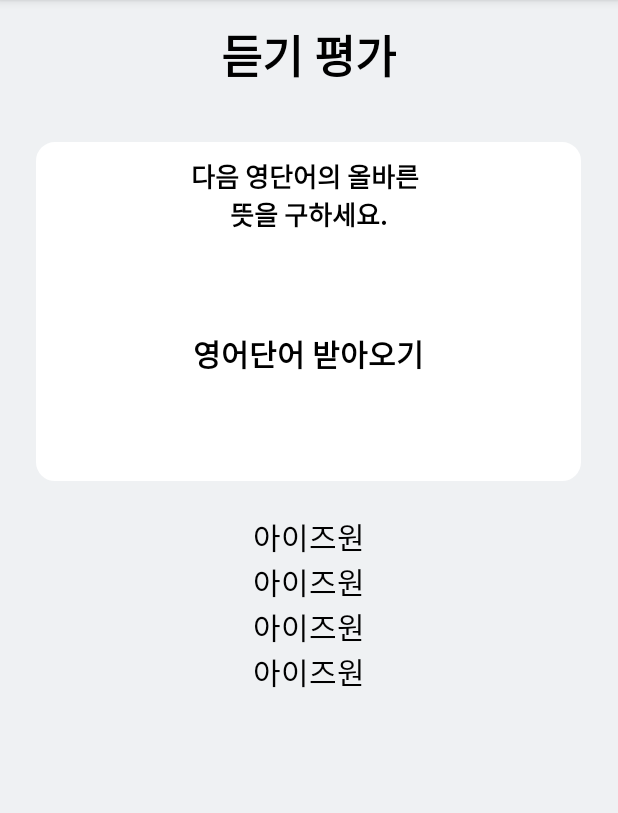
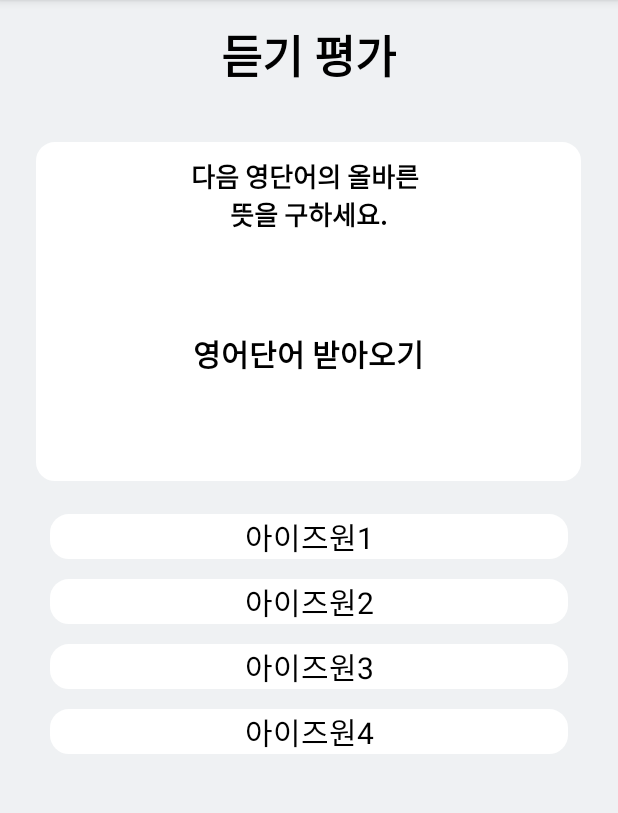
Before and after one commit to youhavetopay/android_project-English_System, an Android app: the screen it shows after launch (MainActivity), on a phone screen of 412 x 824 dp, the part 84-897 px from its top. Run offline under Robolectric (Android 15) with nearby library versions, the phone set to English and light mode, and no system bars.

Commit message:
객관식화면
객관식 답 디자인 설정 및 클릭 이벤트 설정

```diff
--- a/multiple_choice/app/src/main/java/com/example/multiple_choice/MainActivity.java
+++ b/multiple_choice/app/src/main/java/com/example/multiple_choice/MainActivity.java
@@ -1,13 +1,17 @@
 package com.example.multiple_choice;
 
 import androidx.appcompat.app.AppCompatActivity;
+import androidx.core.content.ContextCompat;
 
+import android.content.Context;
 import android.graphics.Color;
 import android.os.Bundle;
 import android.view.Gravity;
+import android.view.View;
 import android.view.ViewGroup;
 import android.widget.LinearLayout;
 import android.widget.TextView;
+import android.widget.Toast;
 
 public class MainActivity extends AppCompatActivity {
 
@@ -26,8 +30,10 @@ public class MainActivity extends AppCompatActivity {
 
         parent_option = (LinearLayout) findViewById(R.id.parent_option);
         for(int i = 0;i<4;i++){ // 여기서 생성되는 갯수 조정 밎 단어 조정
-            create_textview("아이즈원");
+            create_text_view("아이즈원"+ (i+1), i);
         }
+
+
 
     }
 
@@ -35,18 +41,53 @@ public class MainActivity extends AppCompatActivity {
      * 영어단어 작을 때도 유동적으로 하기 위해 그때 그때 TextView 생성
      *
      * **/
-    public void create_textview(String a){
+    public void create_text_view(String a, int i){
         TextView view = new TextView(this);
         view.setText(a);
         view.setTextSize(FONT_SIZE);
         view.setTextColor(Color.BLACK);
+        view.setBackgroundResource(R.drawable.border_radius);
+        view.setGravity(Gravity.CENTER);
+        view.setTag(i);                    // 여기까지 TextView 설정(글자색, 폰트크기 등등)
+        view.setOnClickListener(problem_text);    // 각각의 TextView의 클릭 이벤트 설정
 
         LinearLayout.LayoutParams p = new LinearLayout.LayoutParams(
-                ViewGroup.LayoutParams.WRAP_CONTENT,
+                ViewGroup.LayoutParams.MATCH_PARENT,
                 ViewGroup.LayoutParams.WRAP_CONTENT);
         p.gravity = Gravity.CENTER;
+        p.setMargins(50, 0 ,50, 20);
         view.setLayoutParams(p);
 
         parent_option.addView(view);
     }
+
+    /**
+     *   각각의 객관식 답의 클릭 이벤트 설정  0(1번) ~ 3(4번)
+     */
+    private View.OnClickListener problem_text = new View.OnClickListener() {
+        @Override
+        public void onClick(View v) {
+            int view_tag = (Integer)v.getTag();
+            switch (view_tag){
+                case 0:
+                    Toast.makeText(getApplicationContext(), "1번 답 고름", Toast.LENGTH_SHORT).show();
+                    break;
+
+                case 1:
+                    Toast.makeText(getApplicationContext(), "2번 답 고름", Toast.LENGTH_SHORT).show();
+                    break;
+
+                case 2:
+                    Toast.makeText(getApplicationContext(), "3번 답 고름", Toast.LENGTH_SHORT).show();
+                    break;
+
+                case 3:
+                    Toast.makeText(getApplicationContext(), "4번 답 고름", Toast.LENGTH_SHORT).show();
+                    break;
+
+                default:
+                    // 아무일도 안 일어남
+            }
+        }
+    };
 }
```
Also changed, not shown: 1 other file.
